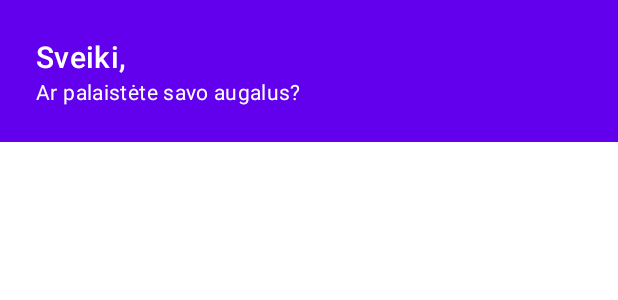
After one commit to pagn4/waterMe, an Android app: the layout header.xml on its own in the app's theme, with its tools: preview values and no code run, on a phone screen of 412 x 824 dp. The commit adds this screen. Shown: the top 300 px of the screen. Run offline under Robolectric (Android 15) with nearby library versions, the phone set to English and light mode, and no system bars.

Commit message:
Added header to side navigation bar.

```diff
--- a/app/build.gradle
+++ b/app/build.gradle
@@ -31,6 +31,7 @@ dependencies {
     implementation 'androidx.appcompat:appcompat:1.4.1'
     implementation 'com.google.android.material:material:1.5.0'
     implementation 'androidx.constraintlayout:constraintlayout:2.1.3'
+    implementation 'androidx.legacy:legacy-support-v4:1.0.0'
     testImplementation 'junit:junit:4.13.2'
     androidTestImplementation 'androidx.test.ext:junit:1.1.3'
     androidTestImplementation 'androidx.test.espresso:espresso-core:3.4.0'
--- a/app/src/main/res/layout/activity_main.xml
+++ b/app/src/main/res/layout/activity_main.xml
@@ -8,9 +8,11 @@
     android:id="@+id/drawerLayout">
 
     <com.google.android.material.navigation.NavigationView
+        android:id="@+id/navigationView"
         android:layout_width="wrap_content"
         android:layout_height="match_parent"
         app:menu="@menu/nav_menu"
+        app:headerLayout="@layout/header"
         android:layout_gravity="start">
 
     </com.google.android.material.navigation.NavigationView>
--- /dev/null
+++ b/app/src/main/res/layout/header.xml
@@ -0,0 +1,27 @@
+<?xml version="1.0" encoding="utf-8"?>
+<LinearLayout xmlns:android="http://schemas.android.com/apk/res/android"
+    android:layout_width="match_parent"
+    android:layout_height="wrap_content"
+    android:orientation="vertical"
+    android:background="#6200ED">
+
+    <TextView
+        android:layout_width="wrap_content"
+        android:layout_height="wrap_content"
+        android:layout_marginTop="24dp"
+        android:layout_marginStart="24dp"
+        android:layout_marginEnd="24dp"
+        android:textColor="@color/white"
+        android:textAppearance="?attr/textAppearanceHeadline6"
+        android:text="Sveiki," />
+
+    <TextView
+        android:layout_width="wrap_content"
+        android:layout_height="wrap_content"
+        android:layout_marginBottom="24dp"
+        android:layout_marginStart="24dp"
+        android:layout_marginEnd="24dp"
+        android:textAppearance="?attr/textAppearanceBody2"
+        android:textColor="@color/white"
+        android:text="Ar palaistėte savo augalus?" />
+</LinearLayout>
--- a/app/src/main/res/values/strings.xml
+++ b/app/src/main/res/values/strings.xml
@@ -2,4 +2,6 @@
     <string name="app_name">waterMe</string>
     <string name="open">Open</string>
     <string name="close">Close</string>
+    <!-- TODO: Remove or change this placeholder text -->
+    <string name="hello_blank_fragment">Hello blank fragment</string>
 </resources>
```
Also changed, not shown: app/src/main/res/menu/nav_menu.xml (+10 -0 lines), app/src/main/res/drawable/icons8_about_24.png (added), app/src/main/res/drawable/icons8_info_50.png (added), app/src/main/res/drawable/icons8_information_100.png (added), app/src/main/res/drawable/icons8_information_64.png (added), app/src/main/res/drawable/icons8_information_96.png (added).
